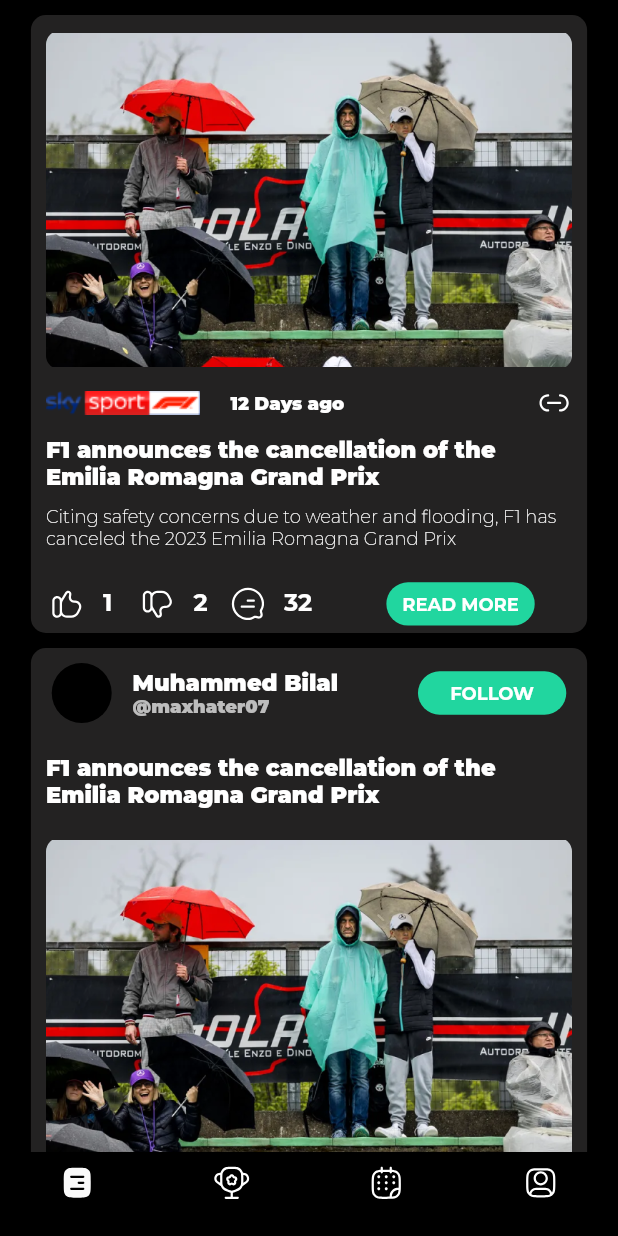
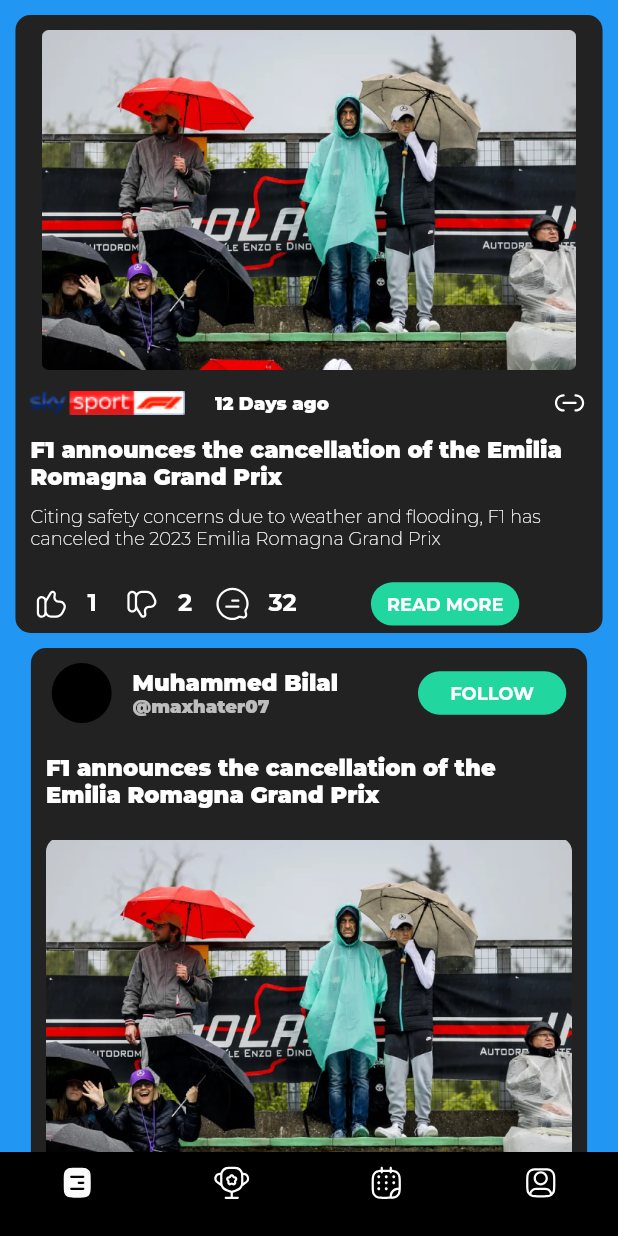
Before and after one commit to muhammedbilals/PitBox, a Flutter app: the screen it shows after launch, on a phone screen of 412 x 824 dp. Run offline on Flutter 3.47's test engine with Material 2 defaults, Android fonts, the phone set to English and light mode, and no system bars; our stand-ins replace flutter_svg, google_fonts.

```diff
--- a/lib/features/feed_section/presentation/pages/home_page.dart
+++ b/lib/features/feed_section/presentation/pages/home_page.dart
@@ -13,7 +13,7 @@ class HomePage extends StatelessWidget {
     final Size size = MediaQuery.of(context).size;
     return SafeArea(
       child: Scaffold(
-        backgroundColor: colorblack,
+        backgroundColor: Theme.of(context).primaryColor,
         body: SingleChildScrollView(
           child: Column(
             crossAxisAlignment: CrossAxisAlignment.center,
@@ -31,7 +31,7 @@ class HomePage extends StatelessWidget {
                   padding: const EdgeInsets.all(10),
                   child: Center(
                     child: Container(
-                      width: size.width * 0.9,
+                      width: size.width * 0.95,
                       height: size.height * 0.5,
                       decoration: BoxDecoration(
                           borderRadius: BorderRadius.circular(10),
--- /dev/null
+++ b/lib/features/profile_section/presentation/profile_screen.dart
@@ -0,0 +1,11 @@
+import 'package:flutter/material.dart';
+import 'package:pit_box/utils/widgets/change_theme_button_widget.dart';
+
+class ProfileSceen extends StatelessWidget {
+  const ProfileSceen({super.key});
+
+  @override
+  Widget build(BuildContext context) {
+    return const Scaffold(body: Center(child: ChangeThemeButtonWidget()));
+  }
+}
--- a/lib/main.dart
+++ b/lib/main.dart
@@ -1,8 +1,6 @@
 import 'package:flutter/material.dart';
+import 'package:google_fonts/google_fonts.dart';
 import 'package:pit_box/utils/bottom_navigation_bar.dart';
-import 'package:provider/provider.dart';
-
-import 'core/themes.dart';
 
 void main() {
   runApp(const MainApp());
@@ -13,16 +11,21 @@ class MainApp extends StatelessWidget {
 
   @override
   Widget build(BuildContext context) {
-    return ChangeNotifierProvider(
-      create: (context) => ThemeProvider(),
-      builder: (context, _) {
-        return MaterialApp(
-            themeMode: ThemeProvider.themeMode,
-            theme: MyThemes.lightTheme,
-            darkTheme: MyThemes.lightTheme,
-            debugShowCheckedModeBanner: false,
-            home: const BottomNavBar());
-      },
-    );
+    return MaterialApp(
+        theme: ThemeData(
+          fontFamily: GoogleFonts.montserrat().fontFamily,
+          // colorScheme:  ColorScheme(
+          //   onPrimary: colorblack,
+          //   onSecondary: colorwhite,
+          //   error: colorgreen,
+          //   onError: colorgreen,
+          //   onBackground: ,
+          //   secondary: colorwhite,
+          //     primary: colorblack,
+          //     brightness: Brightness.dark,
+          //     background: colorblack),
+        ),
+        debugShowCheckedModeBanner: false,
+        home: const BottomNavBar());
   }
 }
--- a/lib/utils/bottom_navigation_bar.dart
+++ b/lib/utils/bottom_navigation_bar.dart
@@ -2,6 +2,7 @@ import 'package:flutter/material.dart';
 import 'package:pit_box/core/constant/colors.dart';
 import 'package:pit_box/core/constant/custom_icons.dart';
 import 'package:pit_box/features/feed_section/presentation/pages/home_page.dart';
+import 'package:pit_box/features/profile_section/presentation/profile_screen.dart';
 
 class BottomNavBar extends StatefulWidget {
   const BottomNavBar({super.key, this.pageIndex = 0});
@@ -19,8 +20,7 @@ class _BottomNavBarState extends State<BottomNavBar> {
     const HomePage(),
     const HomePage(),
     const HomePage(),
-    const HomePage(),
-    const HomePage(),
+    const ProfileSceen(),
   ];
 
   @override
```
